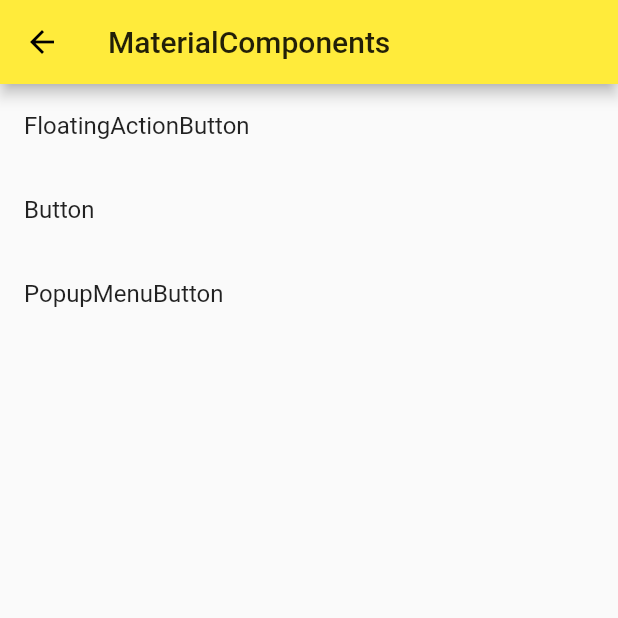
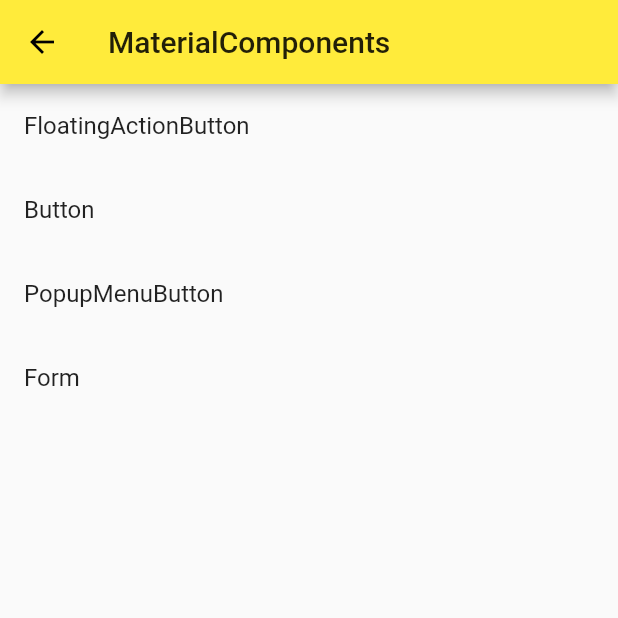
Before and after one commit to yanhao98/ninghao_flutter, a Flutter app: the screen it shows after launch, on a phone screen of 412 x 824 dp, the top half of it. Run offline on Flutter 3.47's test engine with Material 2 defaults, Android fonts, the phone set to English and light mode, and no system bars.

Commit message:
整理 Demo

```diff
--- a/lib/demo/form_demo.dart
+++ b/lib/demo/form_demo.dart
@@ -4,6 +4,12 @@ class FormDemo extends StatelessWidget {
   @override
   Widget build(BuildContext context) {
     return Scaffold(
+      floatingActionButton: FloatingActionButton(
+        child: Icon(Icons.arrow_back),
+        onPressed: () {
+          Navigator.pop(context);
+        },
+      ),
       body: Theme(
         data: Theme.of(context).copyWith(
           primaryColor: Colors.black,
--- a/lib/demo/material_components.dart
+++ b/lib/demo/material_components.dart
@@ -1,6 +1,7 @@
 import 'package:flutter/material.dart';
 import 'package:ninghao_flutter/demo/buttom_demo.dart';
 import 'package:ninghao_flutter/demo/floating_action_button_demo.dart';
+import 'package:ninghao_flutter/demo/form_demo.dart';
 import 'package:ninghao_flutter/demo/popup_menu_button_demo.dart';
 
 class MaterialComponents extends StatelessWidget {
@@ -23,6 +24,10 @@ class MaterialComponents extends StatelessWidget {
           ListItem(
             title: 'PopupMenuButton',
             page: PopupMenuButtonDemo(),
+          ),
+          ListItem(
+            title: 'Form',
+            page: FormDemo(),
           ),
         ],
       ),
```
